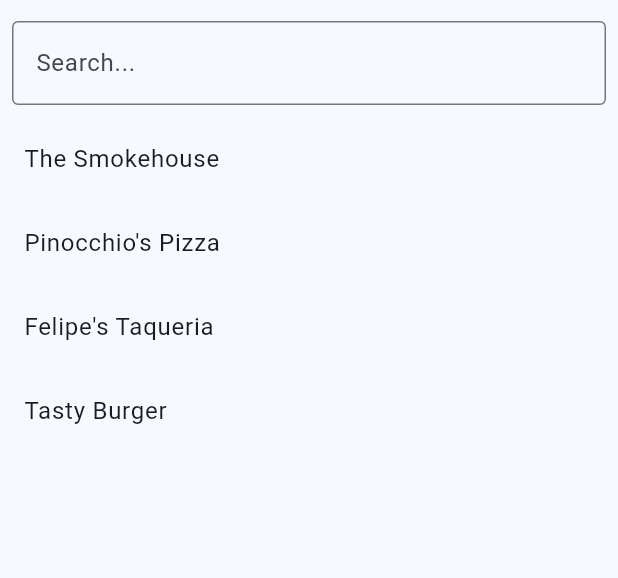
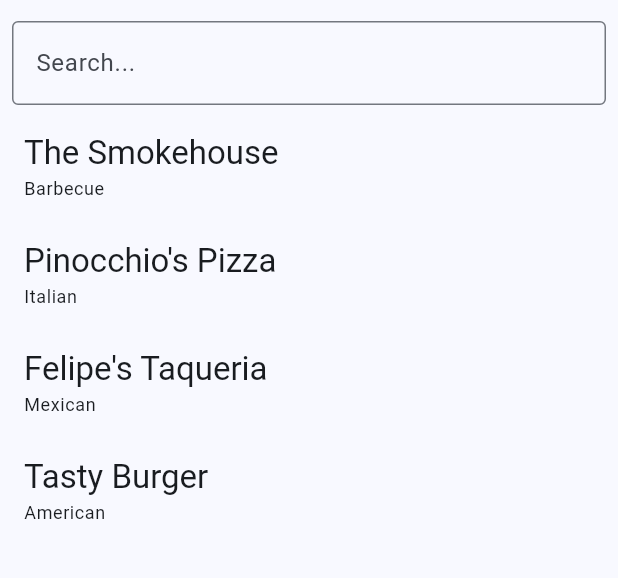
Before and after one commit to Lopez4163/Restaurant_App, a Flutter app: the screen it shows after launch, on a phone screen of 412 x 824 dp, the part 51-629 px from its top. Run offline on Flutter 3.47's test engine with Material 3 defaults, Android fonts, the phone set to English and light mode, and no system bars.

Commit message:
Add cuisine as subtitle in restaurant list
- Added cuisine as a subtitle in the ListTile widget for each restaurant

```diff
--- a/lib/main.dart
+++ b/lib/main.dart
@@ -58,7 +58,7 @@ class _RestaurantListScreenState extends State<RestaurantListScreen> {
             child: TextField(
               onChanged: (value) {
                 setState(() {
-                  _searchQuery = value; // Update search query as the user types
+                  _searchQuery = value;
                 });
               },
               decoration: const InputDecoration(
@@ -85,7 +85,14 @@ class _RestaurantListScreenState extends State<RestaurantListScreen> {
               itemBuilder: (context, index) {
                 final restaurant = restaurants[index];
                 return ListTile(
-                  title: Text(restaurant.name),
+                  title: Text(
+                    restaurant.name,
+                    style: Theme.of(context).textTheme.titleLarge,
+                  ),
+                  subtitle: Text(
+                    restaurant.cuisine,
+                    style: Theme.of(context).textTheme.bodySmall,
+                  ),
                 );
               },
             );
```
